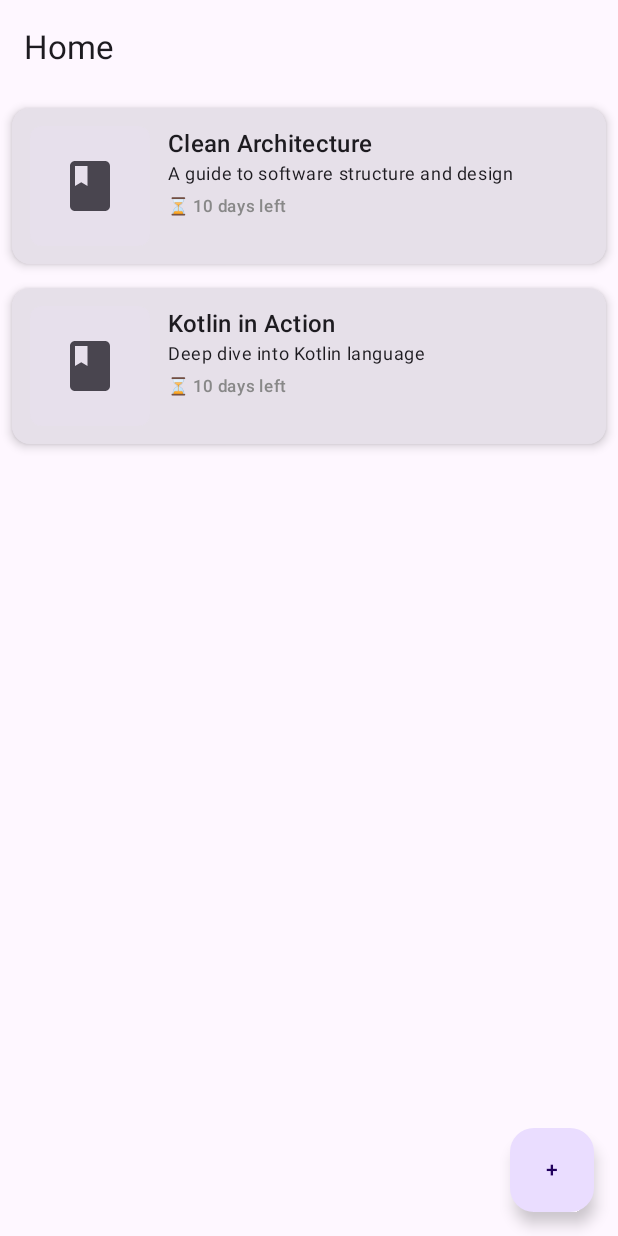
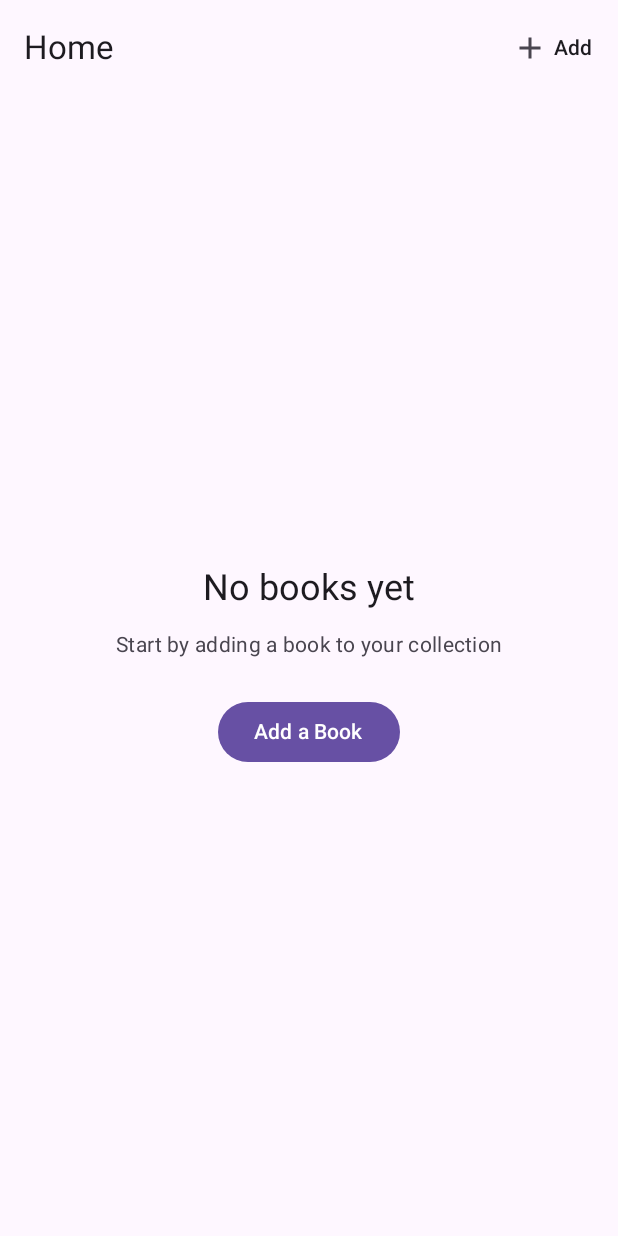
Before and after one commit to othmanelkourd/KItabi, an Android app built with Jetpack Compose: the screen it shows after launch (MainActivity), on a phone screen of 412 x 824 dp. Run offline under Robolectric (Android 15) with nearby library versions, the phone set to English and light mode, and no system bars.

Commit message:
add empty state

```diff
--- a/composeApp/src/commonMain/kotlin/com/smile/kitabi/data/repository/BookRepository.kt
+++ b/composeApp/src/commonMain/kotlin/com/smile/kitabi/data/repository/BookRepository.kt
@@ -9,24 +9,25 @@ class FakeBooksRepository : BookRepository {
     private val books = mutableListOf<Book>()
 
     init {
-        books.addAll(
-            listOf(
-                Book(
-                    id = "1",
-                    title = "Clean Architecture",
-                    description = "A guide to software structure and design",
-                    imageBytes = byteArrayOf(),
-                    rentalEndDate = LocalDate(2026, 1, 25)
-                ),
-                Book(
-                    id = "2",
-                    title = "Kotlin in Action",
-                    description = "Deep dive into Kotlin language",
-                    imageBytes = byteArrayOf(),
-                    rentalEndDate = LocalDate(2026, 1, 20)
-                )
-            )
-        )
+        // Start with empty books list to show empty state
+        // books.addAll(
+        //     listOf(
+        //         Book(
+        //             id = "1",
+        //             title = "Clean Architecture",
+        //             description = "A guide to software structure and design",
+        //             imageBytes = byteArrayOf(),
+        //             rentalEndDate = LocalDate(2026, 1, 25)
+        //         ),
+        //         Book(
+        //             id = "2",
+        //             title = "Kotlin in Action",
+        //             description = "Deep dive into Kotlin language",
+        //             imageBytes = byteArrayOf(),
+        //             rentalEndDate = LocalDate(2026, 1, 20)
+        //         )
+        //     )
+        // )
     }
 
     override suspend fun getRentedBooks(): List<Book> {
--- a/composeApp/src/commonMain/kotlin/com/smile/kitabi/ui/home/HomeScreen.kt
+++ b/composeApp/src/commonMain/kotlin/com/smile/kitabi/ui/home/HomeScreen.kt
@@ -1,6 +1,8 @@
 package com.smile.kitabi.ui.home
 
+import androidx.compose.foundation.background
 import androidx.compose.foundation.clickable
+import androidx.compose.foundation.layout.Box
 import androidx.compose.foundation.layout.Column
 import androidx.compose.foundation.layout.Row
 import androidx.compose.foundation.layout.Spacer
@@ -10,8 +12,10 @@ import androidx.compose.foundation.layout.height
 import androidx.compose.foundation.layout.padding
 import androidx.compose.foundation.lazy.LazyColumn
 import androidx.compose.foundation.lazy.items
+import androidx.compose.material.icons.Icons
+import androidx.compose.material.icons.filled.Add
 import androidx.compose.material3.ExperimentalMaterial3Api
-import androidx.compose.material3.FloatingActionButton
+import androidx.compose.material3.Icon
 import androidx.compose.material3.MaterialTheme
 import androidx.compose.material3.ModalBottomSheet
 import androidx.compose.material3.Scaffold
@@ -29,6 +33,8 @@ import androidx.compose.runtime.remember
 import androidx.compose.runtime.setValue
 import androidx.compose.ui.Alignment
 import androidx.compose.ui.Modifier
+import androidx.compose.ui.graphics.Brush
+import androidx.compose.ui.graphics.Color
 import androidx.compose.ui.unit.dp
 import com.smile.kitabi.data.repository.FakeBooksRepository
 import com.smile.kitabi.domain.usecase.GetRentedBooksUseCase
@@ -84,16 +90,47 @@ fun HomeScreen(
     }
 
     Scaffold(
-        topBar = { TopAppBar(title = { Text("Home") }) },
-        floatingActionButton = {
-            FloatingActionButton(
-                onClick = { showSheet = true }
+        topBar = {
+            TopAppBar(
+                title = { Text("Home") },
+                actions = {
+                    Row(
+                        modifier = Modifier
+                            .padding(end = 12.dp)
+                            .clickable { showSheet = true },
+                        verticalAlignment = Alignment.CenterVertically
                     ) {
-                Text("+")
+                        Icon(
+                            Icons.Filled.Add,
+                            contentDescription = "Add book",
+                            modifier = Modifier.padding(end = 4.dp)
+                        )
+                        Text(
+                            "Add",
+                            style = MaterialTheme.typography.labelLarge,
+                            color = MaterialTheme.colorScheme.onSurface
+                        )
                     }
+                }
+            )
         },
         snackbarHost = { SnackbarHost(hostState = snackbarHostState) }
     ) { innerPadding ->
+
+        if (state.books.isEmpty() && !state.isLoading) {
+            // Empty State - No books in repository
+            Box(
+                modifier = Modifier
+                    .fillMaxSize()
+                    .padding(innerPadding)
+            ) {
+                EmptyBooksState(
+                    onAddClick = { showSheet = true },
+                    modifier = Modifier.fillMaxSize()
+                )
+            }
+        } else {
+            // Books List with gradient background
             LazyColumn(
                 modifier = Modifier
                     .fillMaxSize()
@@ -101,6 +138,7 @@ fun HomeScreen(
             ) {
                 items(state.books) { book ->
                     BookItem(book)
+                }
             }
         }
     }
@@ -135,6 +173,41 @@ private fun BottomSheetContent(
         )
 
         Spacer(modifier = Modifier.height(24.dp))
+    }
+}
+
+@Composable
+private fun EmptyBooksState(
+    onAddClick: () -> Unit,
+    modifier: Modifier = Modifier
+) {
+    Column(
+        modifier = modifier.padding(horizontal = 32.dp),
+        horizontalAlignment = Alignment.CenterHorizontally,
+        verticalArrangement = androidx.compose.foundation.layout.Arrangement.Center
+    ) {
+        Text(
+            text = "No books yet",
+            style = MaterialTheme.typography.headlineSmall,
+            color = MaterialTheme.colorScheme.onSurface
+        )
+
+        Spacer(modifier = Modifier.height(12.dp))
+
+        Text(
+            text = "Start by adding a book to your collection",
+            style = MaterialTheme.typography.bodyMedium,
+            color = MaterialTheme.colorScheme.onSurfaceVariant,
+            textAlign = androidx.compose.ui.text.style.TextAlign.Center
+        )
+
+        Spacer(modifier = Modifier.height(24.dp))
+
+        androidx.compose.material3.Button(
+            onClick = onAddClick
+        ) {
+            Text("Add a Book")
+        }
     }
 }
 
```
Also changed, not shown: 2 other files. Lines whose indentation alone changed are shown as unchanged.
